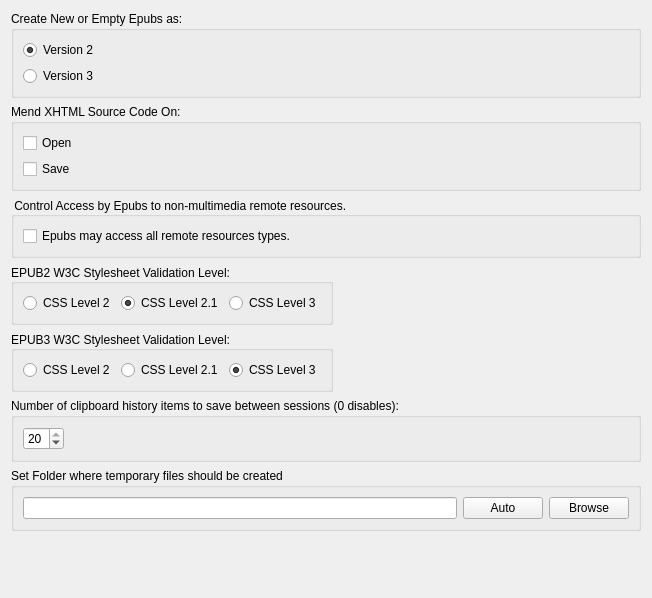
This is src/Form_Files/PGeneralSettingsWidget.ui in Sigil-Ebook/Sigil as Qt 5 draws it before an edit. The edited form follows.
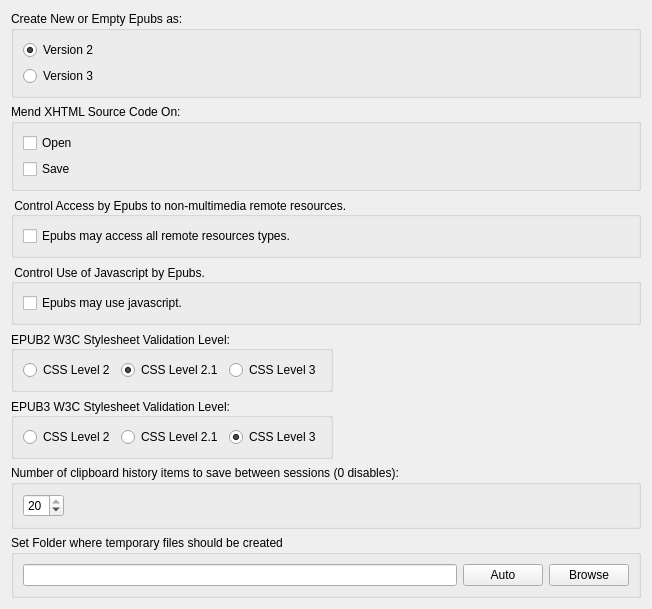
This is the edited form.

Commit message: allow users to control use of javascript by epubs

What changed in the file:
```diff
--- a/src/Form_Files/PGeneralSettingsWidget.ui
+++ b/src/Form_Files/PGeneralSettingsWidget.ui
@@ -114,6 +114,34 @@
      </layout>
     </widget>
    </item>
+   <item>
+    <widget class="QGroupBox" name="groupBox_3a">
+     <property name="toolTip">
+      <string>Determine if javascript is allowed to be used by Epubs</string>
+     </property>
+     <property name="title">
+      <string> Control Use of Javascript by Epubs.</string>
+     </property>
+     <property name="alignment">
+      <set>Qt::AlignLeading|Qt::AlignLeft|Qt::AlignVCenter</set>
+     </property>
+     <layout class="QGridLayout" name="gridLayout_3a">
+      <item row="0" column="0">
+       <widget class="QCheckBox" name="AllowJavascript">
+        <property name="toolTip">
+         <string>Check to allow Epubs to use javascript.</string>
+        </property>
+        <property name="text">
+         <string>Epubs may use javascript.</string>
+        </property>
+        <property name="checked">
+         <bool>false</bool>
+        </property>
+       </widget>
+      </item>
+     </layout>
+    </widget>
+   </item>
    <item>
     <widget class="QGroupBox" name="groupBox_4">
      <property name="sizePolicy">
```
The commit also changes 5 other files.
